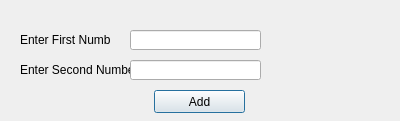
Old version of the form FirstApp.ui in the repository DieAntonie/INF2611.
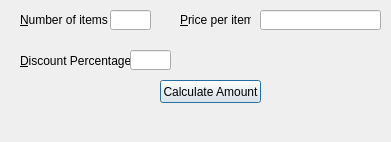
New version of the form.

Commit message: Add buddy tags

Patch:
```diff
--- a/FirstApp.ui
+++ b/FirstApp.ui
@@ -6,8 +6,8 @@
    <rect>
     <x>0</x>
     <y>0</y>
-    <width>400</width>
-    <height>121</height>
+    <width>391</width>
+    <height>142</height>
    </rect>
   </property>
   <property name="windowTitle">
@@ -17,34 +17,53 @@
    <property name="geometry">
     <rect>
      <x>20</x>
-     <y>30</y>
+     <y>10</y>
      <width>91</width>
      <height>20</height>
     </rect>
    </property>
    <property name="text">
-    <string>Enter First Number</string>
+    <string>&amp;Number of items</string>
+   </property>
+   <property name="buddy">
+    <cstring>quantity</cstring>
+   </property>
+  </widget>
+  <widget class="QLineEdit" name="quantity">
+   <property name="geometry">
+    <rect>
+     <x>110</x>
+     <y>10</y>
+     <width>41</width>
+     <height>20</height>
+    </rect>
+   </property>
+   <property name="text">
+    <string/>
    </property>
   </widget>
   <widget class="QLabel" name="labelSecondNumber">
    <property name="geometry">
     <rect>
-     <x>20</x>
-     <y>60</y>
-     <width>111</width>
+     <x>180</x>
+     <y>10</y>
+     <width>71</width>
      <height>20</height>
     </rect>
    </property>
    <property name="text">
-    <string>Enter Second Number</string>
+    <string>&amp;Price per item</string>
+   </property>
+   <property name="buddy">
+    <cstring>rate</cstring>
    </property>
   </widget>
-  <widget class="QLineEdit" name="lineFirstNumber">
+  <widget class="QLineEdit" name="rate">
    <property name="geometry">
     <rect>
-     <x>130</x>
-     <y>30</y>
-     <width>131</width>
+     <x>260</x>
+     <y>10</y>
+     <width>121</width>
      <height>20</height>
     </rect>
    </property>
@@ -52,38 +71,28 @@
     <string/>
    </property>
   </widget>
-  <widget class="QPushButton" name="Add">
-   <property name="geometry">
-    <rect>
-     <x>154</x>
-     <y>90</y>
-     <width>91</width>
-     <height>23</height>
-    </rect>
-   </property>
-   <property name="text">
-    <string>Add</string>
-   </property>
-  </widget>
   <widget class="QLabel" name="labelAddition">
    <property name="geometry">
     <rect>
-     <x>276</x>
-     <y>40</y>
+     <x>20</x>
+     <y>50</y>
      <width>111</width>
      <height>21</height>
     </rect>
    </property>
    <property name="text">
-    <string/>
+    <string>&amp;Discount Percentage</string>
+   </property>
+   <property name="buddy">
+    <cstring>discount</cstring>
    </property>
   </widget>
-  <widget class="QLineEdit" name="lineSecondNumber">
+  <widget class="QLineEdit" name="discount">
    <property name="geometry">
     <rect>
      <x>130</x>
-     <y>60</y>
-     <width>131</width>
+     <y>50</y>
+     <width>41</width>
      <height>20</height>
     </rect>
    </property>
@@ -91,6 +100,32 @@
     <string/>
    </property>
   </widget>
+  <widget class="QLabel" name="result">
+   <property name="geometry">
+    <rect>
+     <x>0</x>
+     <y>110</y>
+     <width>391</width>
+     <height>20</height>
+    </rect>
+   </property>
+   <property name="text">
+    <string/>
+   </property>
+  </widget>
+  <widget class="QPushButton" name="Add">
+   <property name="geometry">
+    <rect>
+     <x>160</x>
+     <y>80</y>
+     <width>101</width>
+     <height>23</height>
+    </rect>
+   </property>
+   <property name="text">
+    <string>Calculate Amount</string>
+   </property>
+  </widget>
  </widget>
  <resources/>
  <connections/>
```
Left out of the diff: 6 changed lines with no effect on the pictures. The commit also changes 2 other files.
